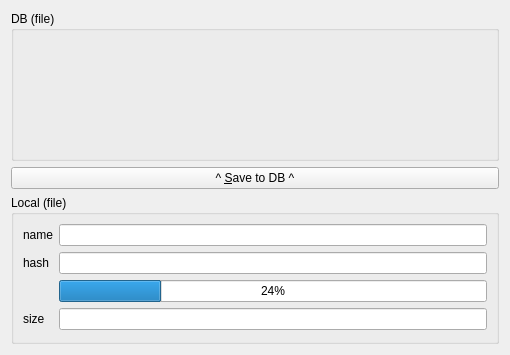
This is fileinfowidget.ui in theme/MangaLib as Qt 5 draws it before an edit. The edited form follows.
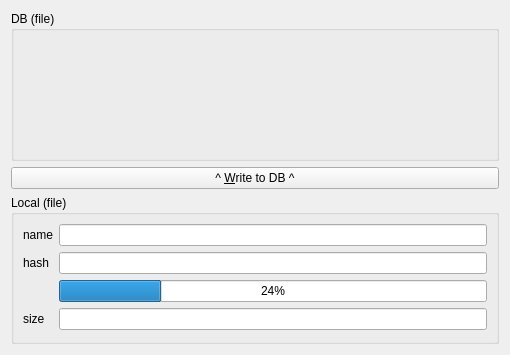
This is the edited form.

Commit message: add form layout for file info page.

What changed in the file:
```diff
--- a/fileinfowidget.ui
+++ b/fileinfowidget.ui
@@ -25,7 +25,7 @@
    <item>
     <widget class="QPushButton" name="save2dbButton">
      <property name="text">
-      <string>^ &amp;Save to DB ^</string>
+      <string>^ &amp;Write to DB ^</string>
      </property>
     </widget>
    </item>
```
Left out of the diff: 44 changed lines with no effect on the pictures.
